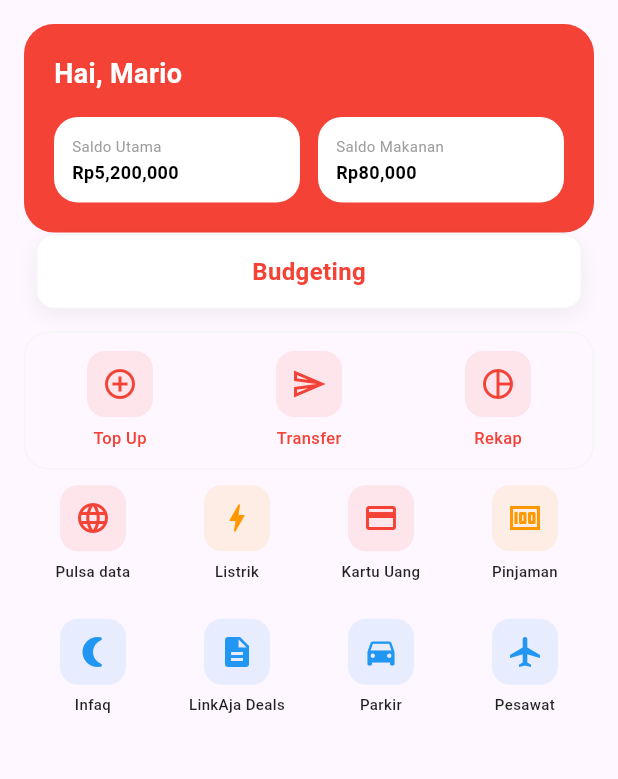
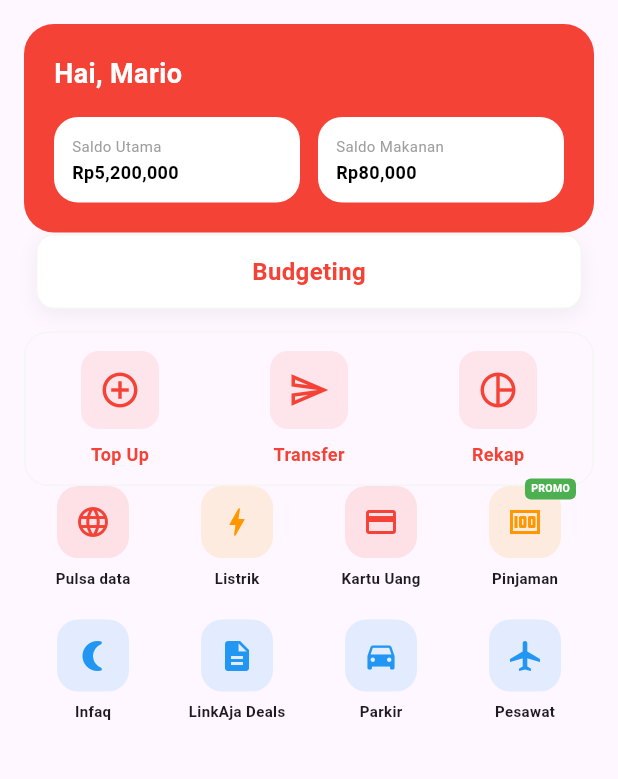
Before and after one commit to Yannn18/aturaja, a Flutter app: the HomeScreen screen opened directly, on a phone screen of 412 x 824 dp, the part 114-893 px from its top. Run offline on Flutter 3.47's test engine with Material 3 defaults, Android fonts, the phone set to English and light mode, and no system bars.

Commit message:
add badge promo

```diff
--- a/lib/ui/widgets/home_widgets.dart
+++ b/lib/ui/widgets/home_widgets.dart
@@ -47,26 +47,34 @@ class QuickActionItem extends StatelessWidget {
   final IconData icon;
   final String label;
 
-  const QuickActionItem({super.key, required this.icon, required this.label});
+  // Hapus isNotif dari sini
+  const QuickActionItem({
+    super.key,
+    required this.icon,
+    required this.label,
+  });
 
   @override
   Widget build(BuildContext context) {
     return Column(
+      mainAxisSize: MainAxisSize.min,
       children: [
+        // Kita tetap bisa menggunakan Stack jika suatu saat ingin menambah badge lagi,
+        // atau bisa langsung menggunakan Container jika ingin lebih sederhana.
         Container(
-          padding: const EdgeInsets.all(10),
+          padding: const EdgeInsets.all(12),
           decoration: BoxDecoration(
             color: AppColors.brandRed.withOpacity(0.1),
             borderRadius: BorderRadius.circular(12),
           ),
-          child: Icon(icon, color: AppColors.brandRed, size: 24),
+          child: Icon(icon, color: AppColors.brandRed, size: 28),
         ),
-        const SizedBox(height: 6),
+        const SizedBox(height: 8),
         Text(
           label,
           style: const TextStyle(
-            fontSize: 11,
-            fontWeight: FontWeight.w500,
+            fontSize: 12,
+            fontWeight: FontWeight.bold,
             color: AppColors.brandRed,
           ),
         ),
@@ -80,39 +88,52 @@ class ServiceItem extends StatelessWidget {
   final IconData icon;
   final String label;
   final Color color;
+  final bool isPromo; // Tambahkan flag baru
 
   const ServiceItem({
     super.key,
     required this.icon,
     required this.label,
     required this.color,
+    this.isPromo = false, // Default false
   });
 
   @override
   Widget build(BuildContext context) {
     return Column(
-      mainAxisAlignment: MainAxisAlignment.center,
       children: [
-        Container(
-          padding: const EdgeInsets.all(10),
-          decoration: BoxDecoration(
-            color: color.withOpacity(0.1),
-            borderRadius: BorderRadius.circular(12),
-          ),
-          child: Icon(icon, color: color, size: 24),
+        Stack(
+          clipBehavior: Clip.none,
+          children: [
+            Container(
+              width: 48, height: 48,
+              decoration: BoxDecoration(
+                color: color.withOpacity(0.12),
+                borderRadius: BorderRadius.circular(14),
+              ),
+              child: Icon(icon, color: color, size: 24),
+            ),
+            // Positioned: Label Promo
+            if (isPromo)
+              Positioned(
+                top: -5,
+                right: -10,
+                child: Container(
+                  padding: const EdgeInsets.symmetric(horizontal: 4, vertical: 2),
+                  decoration: BoxDecoration(
+                    color: Colors.green,
+                    borderRadius: BorderRadius.circular(4),
+                  ),
+                  child: const Text(
+                    'PROMO',
+                    style: TextStyle(color: Colors.white, fontSize: 7, fontWeight: FontWeight.bold),
+                  ),
+                ),
+              ),
+          ],
         ),
         const SizedBox(height: 6),
-        Text(
-          label,
-          textAlign: TextAlign.center,
-          maxLines: 1,
-          overflow: TextOverflow.ellipsis,
-          style: const TextStyle(
-            fontSize: 10,
-            fontWeight: FontWeight.w500,
-            color: Colors.black87,
-          ),
-        ),
+        Text(label, style: const TextStyle(fontSize: 10, fontWeight: FontWeight.w600)),
       ],
     );
   }
```
